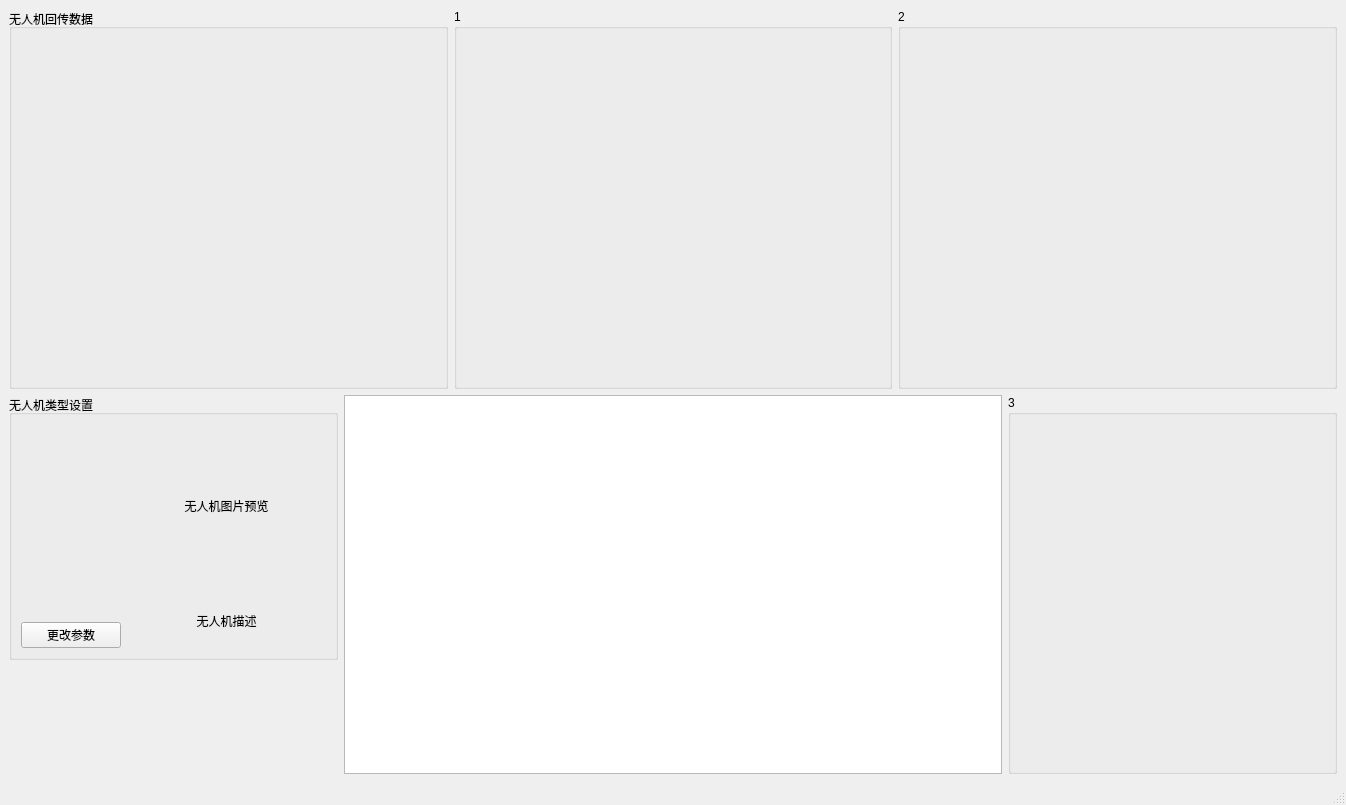
zt900403/UAV, file UAV/UAVServer/mainwindow.ui: the form before one commit.
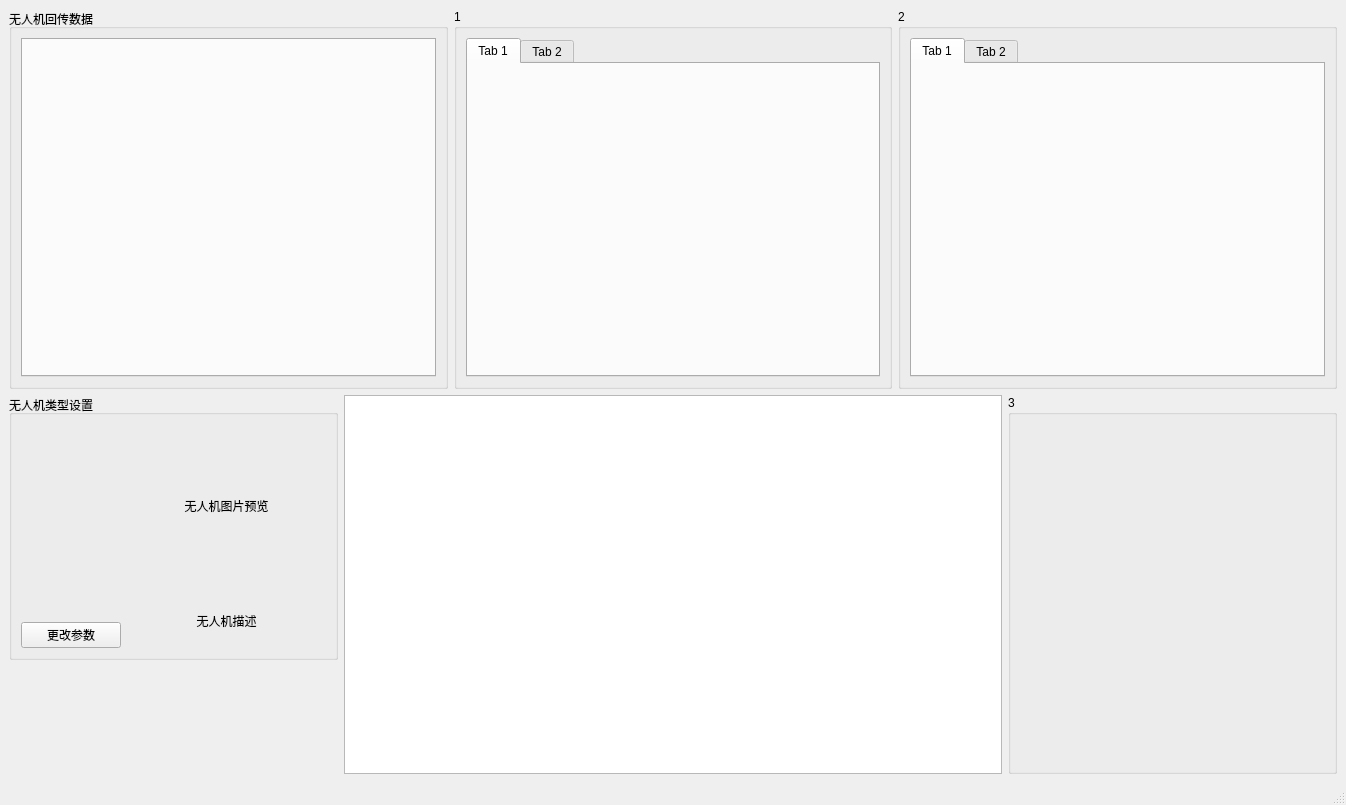
The form after the commit. Icons and pictures are not drawn. Custom widgets are drawn as their Qt base class.

```diff
--- a/UAV/UAVServer/mainwindow.ui
+++ b/UAV/UAVServer/mainwindow.ui
@@ -22,6 +22,15 @@
         <property name="title">
          <string>无人机回传数据</string>
         </property>
+        <layout class="QVBoxLayout" name="verticalLayout_5">
+         <item>
+          <widget class="QTabWidget" name="tabWidget">
+           <property name="currentIndex">
+            <number>-1</number>
+           </property>
+          </widget>
+         </item>
+        </layout>
        </widget>
       </item>
       <item>
@@ -29,6 +38,22 @@
         <property name="title">
          <string>1</string>
         </property>
+        <layout class="QVBoxLayout" name="verticalLayout_6">
+         <item>
+          <widget class="QTabWidget" name="tabWidget_2">
+           <widget class="QWidget" name="tab_5">
+            <attribute name="title">
+             <string>Tab 1</string>
+            </attribute>
+           </widget>
+           <widget class="QWidget" name="tab_6">
+            <attribute name="title">
+             <string>Tab 2</string>
+            </attribute>
+           </widget>
+          </widget>
+         </item>
+        </layout>
        </widget>
       </item>
       <item>
@@ -36,6 +61,22 @@
         <property name="title">
          <string>2</string>
         </property>
+        <layout class="QVBoxLayout" name="verticalLayout_7">
+         <item>
+          <widget class="QTabWidget" name="tabWidget_3">
+           <widget class="QWidget" name="tab_7">
+            <attribute name="title">
+             <string>Tab 1</string>
+            </attribute>
+           </widget>
+           <widget class="QWidget" name="tab_8">
+            <attribute name="title">
+             <string>Tab 2</string>
+            </attribute>
+           </widget>
+          </widget>
+         </item>
+        </layout>
        </widget>
       </item>
      </layout>
```
